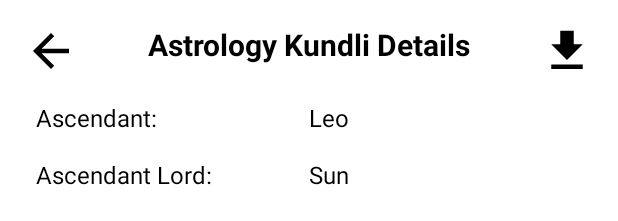
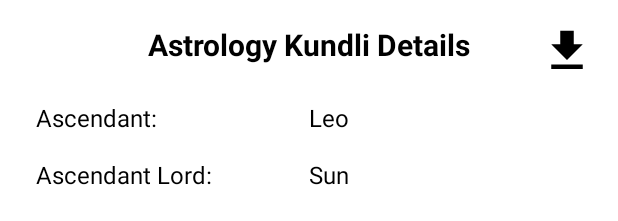
Before and after one commit to shubhamdevgupta/Astro-Help-Me, an Android app: the layout fragment_kundli_data.xml on its own in the app's theme, with its tools: preview values and no code run, on a phone screen of 412 x 824 dp. Shown: the top 221 px of the screen. Run offline under Robolectric (Android 15) with nearby library versions, the phone set to English and light mode, and no system bars.

Commit message:
change color of back arrow

```diff
--- a/app/src/main/res/drawable/baseline_arrow_back_24.xml
+++ b/app/src/main/res/drawable/baseline_arrow_back_24.xml
@@ -2,7 +2,7 @@
     android:width="24dp"
     android:height="24dp"
     android:autoMirrored="true"
-    android:tint="#000000"
+    android:tint="#FFFFFF"
     android:viewportWidth="24"
     android:viewportHeight="24">
 
```
